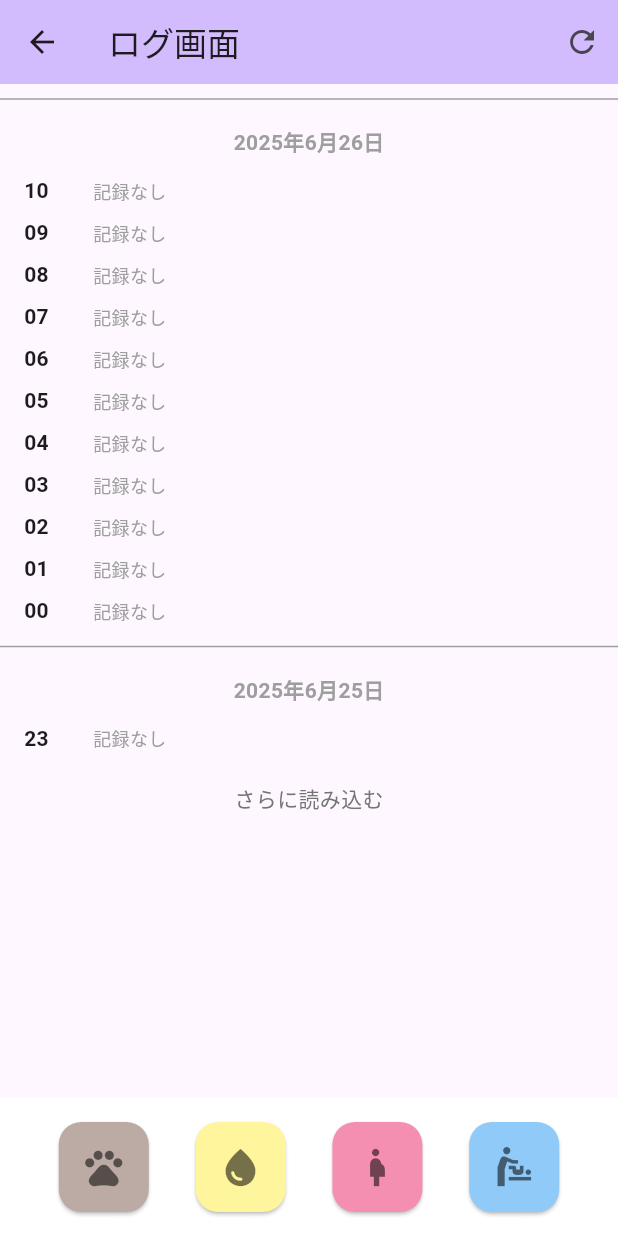
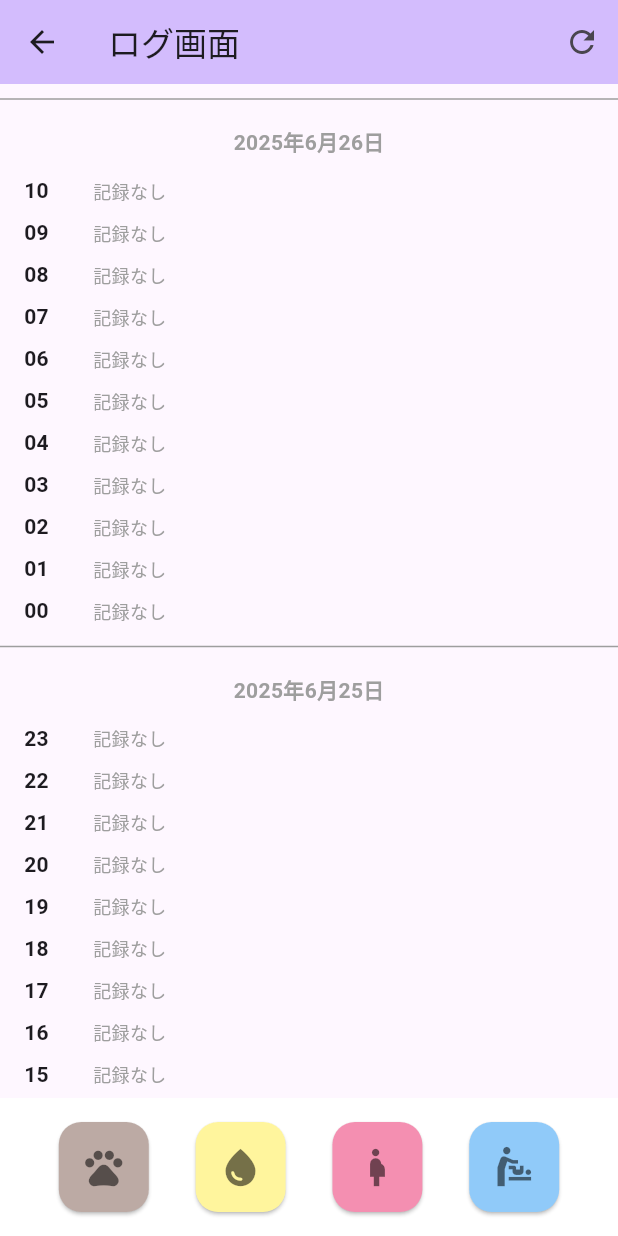
Before and after one commit to hyoshitake/Osewakiroku, a Flutter app: the LogScreen screen opened directly, after a tap on the "refresh" icon, on a phone screen of 412 x 824 dp. Run offline on Flutter 3.47's test engine with Material 3 defaults, Android fonts, the phone set to English and light mode, and no system bars; our stand-ins replace shared_preferences; missing offline and left inert: gsheets; accounts and stored records are empty.

Commit message:
初期表示枠を追加

```diff
--- a/flutter_app/lib/screens/log.dart
+++ b/flutter_app/lib/screens/log.dart
@@ -19,7 +19,7 @@ class _LogScreenState extends State<LogScreen> {
   SplayTreeMap<DateTime, List<Log>> _groupedLogs =
       SplayTreeMap<DateTime, List<Log>>((a, b) => b.compareTo(a));
   ScrollController _scrollController = ScrollController();
-  int _displayedHours = 12; // 表示する時間数（初期は12時間）
+  int _displayedHours = 48; // 表示する時間数（初期は2日）
 
   @override
   void initState() {
@@ -36,8 +36,9 @@ class _LogScreenState extends State<LogScreen> {
 
   // スクロールリスナー（インフィニティスクロール用）
   void _scrollListener() {
-    if (_scrollController.position.pixels ==
-            _scrollController.position.maxScrollExtent &&
+    // スクロール位置が80%に達したら追加読み込みを開始
+    if (_scrollController.position.pixels >=
+            _scrollController.position.maxScrollExtent * 0.8 &&
         !_isLoadingMore) {
       _loadMoreLogs();
     }
@@ -354,11 +355,28 @@ class _LogScreenState extends State<LogScreen> {
                                       : Padding(
                                           padding: const EdgeInsets.all(16.0),
                                           child: Center(
-                                            child: Text(
-                                              'さらに読み込む',
-                                              style: TextStyle(
-                                                color: Colors.grey[600],
-                                                fontSize: 14,
+                                            child: GestureDetector(
+                                              onTap: () => _loadMoreLogs(),
+                                              child: Container(
+                                                padding:
+                                                    const EdgeInsets.symmetric(
+                                                        vertical: 12.0,
+                                                        horizontal: 24.0),
+                                                decoration: BoxDecoration(
+                                                  color: Colors.grey[100],
+                                                  borderRadius:
+                                                      BorderRadius.circular(20),
+                                                  border: Border.all(
+                                                      color: Colors.grey[300]!),
+                                                ),
+                                                child: Text(
+                                                  'さらに読み込む',
+                                                  style: TextStyle(
+                                                    color: Colors.grey[600],
+                                                    fontSize: 14,
+                                                    fontWeight: FontWeight.w500,
+                                                  ),
+                                                ),
                                               ),
                                             ),
                                           ),
--- /dev/null
+++ b/prompt/20250627013501_初期表示件数を追加.txt
@@ -0,0 +1,3 @@
+flutter_app/lib/screens/log.dartの初期表示件数：12時間（_displayedHours）を変更して2日にします。
+また、画面高さが広いことにより初期表示が画面いっぱいにならない時があるので、「さらに表示する」はタップできるようにしてタップしたら読み込めるようにしてください。
+また、画面いっぱいにログが表示されなくともインフィニティスクロールが発火するようにスクロールの動作を実装してください。
```
